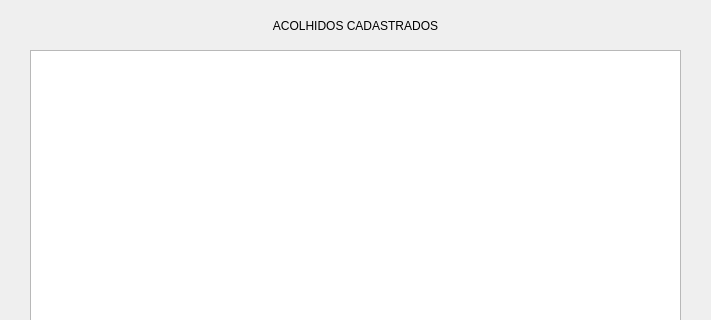
Above: formCadastrado.ui from AlexFilh0/BetelgeuseDB before the change; both pictures show x 0 to 711 and y 0 to 320 of the 711 by 600 pixel window. Below: the same form after it.
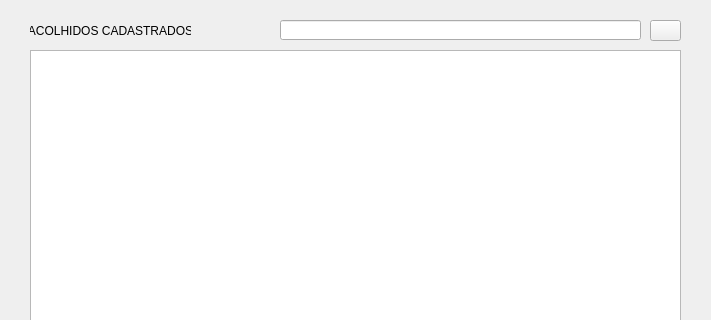
That is the form after the change. Icons and pictures are not drawn.

Commit message: pesquisa acolhidos

What changed in the file:
```diff
--- a/formCadastrado.ui
+++ b/formCadastrado.ui
@@ -27,10 +27,10 @@
    <widget class="QLabel" name="label">
     <property name="geometry">
      <rect>
-      <x>10</x>
-      <y>10</y>
-      <width>691</width>
-      <height>31</height>
+      <x>30</x>
+      <y>20</y>
+      <width>161</width>
+      <height>21</height>
      </rect>
     </property>
     <property name="text">
@@ -204,6 +204,33 @@
      <string/>
     </property>
    </widget>
+   <widget class="QLineEdit" name="edtPesquisa">
+    <property name="geometry">
+     <rect>
+      <x>280</x>
+      <y>20</y>
+      <width>361</width>
+      <height>20</height>
+     </rect>
+    </property>
+   </widget>
+   <widget class="QPushButton" name="btnPesquisar">
+    <property name="geometry">
+     <rect>
+      <x>650</x>
+      <y>20</y>
+      <width>31</width>
+      <height>21</height>
+     </rect>
+    </property>
+    <property name="text">
+     <string/>
+    </property>
+    <property name="icon">
+     <iconset>
+      <normaloff>imagens/pesquisa icon.png</normaloff>imagens/pesquisa icon.png</iconset>
+    </property>
+   </widget>
   </widget>
   <widget class="QMenuBar" name="menubar">
    <property name="geometry">
```
The commit also changes 4 other files.
